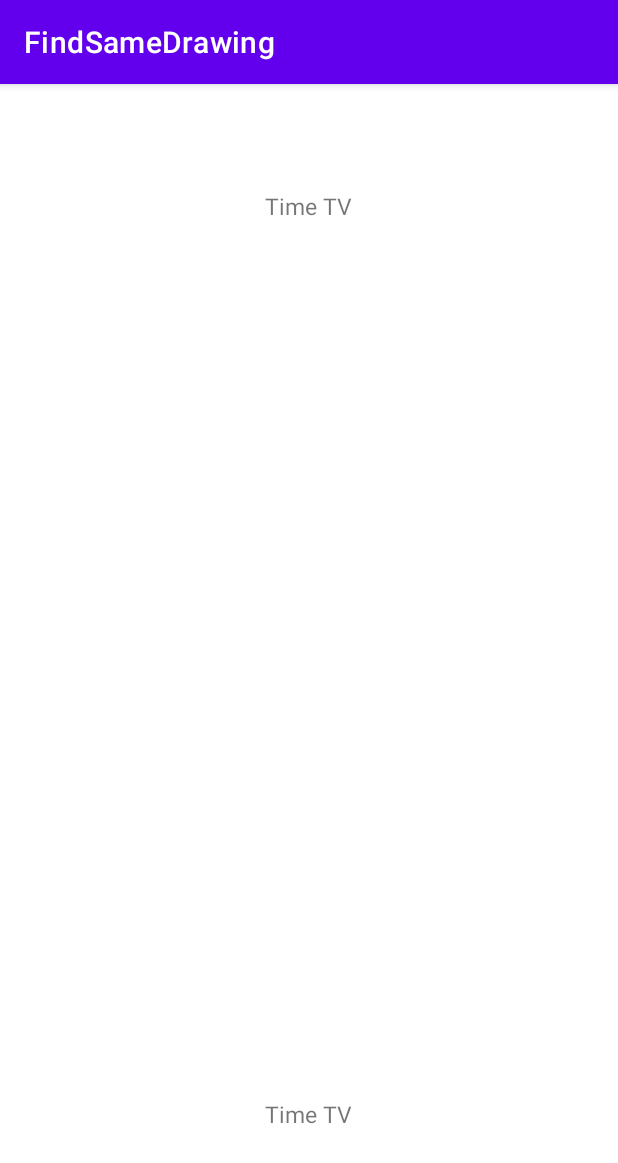
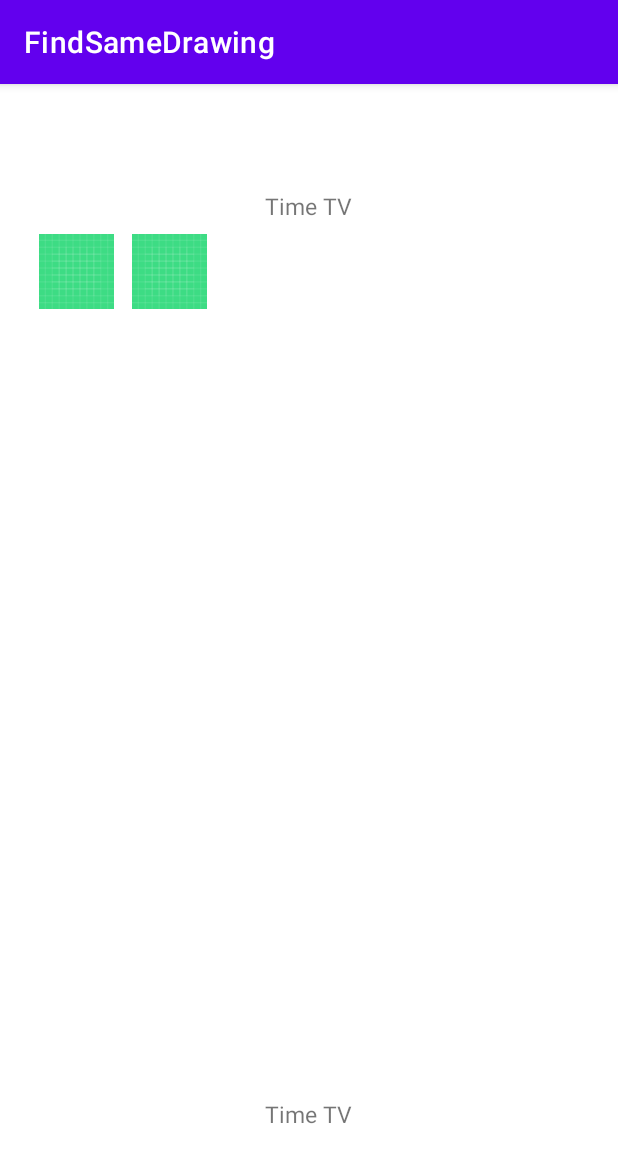
Before and after one commit to seongyunlee/FindSameDrawingApp, an Android app: the GameActivity screen opened directly, with no data from a screen before it, on a phone screen of 412 x 824 dp. Shown: the top 1163 px of the screen. Run offline under Robolectric (Android 15) with nearby library versions, the phone set to English and light mode, and no system bars; our stand-ins replace data binding.

Commit message:
setting gamePlay activity adapter

```diff
--- /dev/null
+++ b/app/src/main/java/edu/skku/cs/findsamedrawing/CardBoardAdapter.java
@@ -0,0 +1,47 @@
+package edu.skku.cs.findsamedrawing;
+
+import android.content.Context;
+import android.view.LayoutInflater;
+import android.view.View;
+import android.view.ViewGroup;
+import android.widget.BaseAdapter;
+
+import java.util.ArrayList;
+
+import edu.skku.cs.findsamedrawing.Model.Card;
+
+public class CardBoardAdapter extends BaseAdapter {
+    ArrayList<Card> cardInfo = new ArrayList<>();
+    Context context;
+
+    CardBoardAdapter(){
+        cardInfo.add(new Card(0,0));
+        cardInfo.add(new Card(0,0));
+
+    }
+
+    @Override
+    public int getCount() {
+        return cardInfo.size();
+    }
+
+    @Override
+    public Object getItem(int i) {
+        return cardInfo.get(i);
+    }
+
+    @Override
+    public long getItemId(int i) {
+        return i;
+    }
+
+    @Override
+    public View getView(int i, View view, ViewGroup viewGroup) {
+        context = viewGroup.getContext();
+        if(view==null){
+            LayoutInflater layoutInflater = (LayoutInflater) context.getSystemService(Context.LAYOUT_INFLATER_SERVICE);
+            view = layoutInflater.inflate(R.layout.item_card,viewGroup,false);
+        }
+        return view;
+    }
+}
--- a/app/src/main/java/edu/skku/cs/findsamedrawing/GameActivity.java
+++ b/app/src/main/java/edu/skku/cs/findsamedrawing/GameActivity.java
@@ -1,16 +1,26 @@
 package edu.skku.cs.findsamedrawing;
 
 import androidx.appcompat.app.AppCompatActivity;
+import androidx.databinding.DataBindingUtil;
 
 import android.os.Bundle;
 import android.view.View;
 
+import edu.skku.cs.findsamedrawing.databinding.ActivityGameBinding;
+
 public class GameActivity extends AppCompatActivity {
 
+    ActivityGameBinding binding;
     @Override
     protected void onCreate(Bundle savedInstanceState) {
         super.onCreate(savedInstanceState);
-        setContentView(R.layout.activity_game);
+        binding = DataBindingUtil.setContentView(this,R.layout.activity_game);
+        binding.executePendingBindings();
+        setCardBoard();
+    }
+    private void setCardBoard(){
+        CardBoardAdapter adapter = new CardBoardAdapter();
+        binding.gvCardBoard.setAdapter(adapter);
     }
 
 }
--- /dev/null
+++ b/app/src/main/java/edu/skku/cs/findsamedrawing/GameViewModel.java
@@ -0,0 +1,4 @@
+package edu.skku.cs.findsamedrawing;
+
+public class GameViewModel {
+}
```
Also changed, not shown: app/src/main/java/edu/skku/cs/findsamedrawing/Model/Card.java (added, +27 -0 lines).
